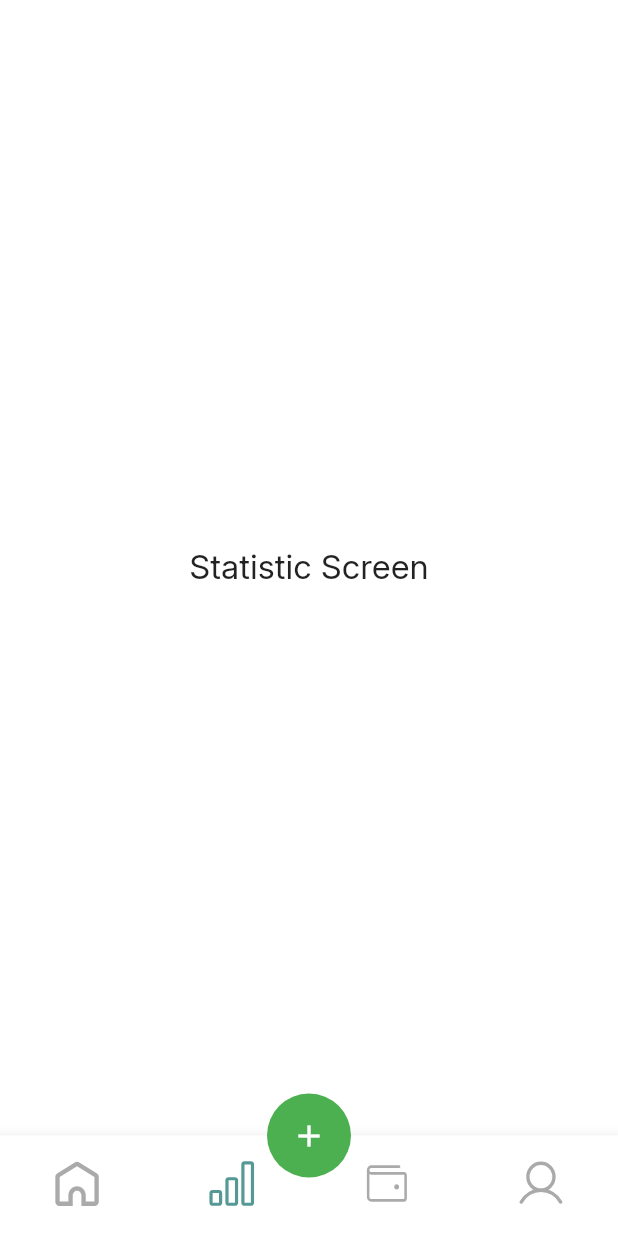
After one commit to aceMediaDigital/expense_tracker, a Flutter app: the AppIndexScreen screen opened directly, item 2 of the bottom bar chosen, after a tap on the "add" icon, on a phone screen of 412 x 824 dp. The commit adds this screen. Run offline on Flutter 3.47's test engine with Material 3 defaults, Android fonts, the light colour scheme and no system bars; our stand-ins replace flutter_svg.

Commit message:
feature(app-screens): adds app screens fofr whole app

```diff
--- a/lib/main.dart
+++ b/lib/main.dart
@@ -29,9 +29,9 @@ class ExpenseTrackerApp extends StatelessWidget {
     return MaterialApp(
       title: 'Expense Tracker',
       theme: ThemeData(
-        useMaterial3: true,
+        useMaterial3: false,
         fontFamily: 'Inter',
-        colorScheme: ColorScheme.fromSeed(seedColor: Colors.deepPurple),
+        //colorScheme: ColorScheme.fromSeed(seedColor: Colors.deepPurple),
       ),
       home: const IntroScreen(),
     );
--- /dev/null
+++ b/lib/screens/app/app.dart
@@ -0,0 +1,14 @@
+/* =======================================================
+ *
+ * Created by anele on 26/07/2025.
+ *
+ * @anele_ace
+ *
+ * =======================================================
+ */
+//export '../screens.dart';
+export './add_expense.dart';
+export './wallet/wallet.dart';
+export './profile/profile.dart';
+export './statistic/statistic.dart';
+export './dashboard/dashboard.dart';
--- /dev/null
+++ b/lib/screens/app/dashboard/dashboard.dart
@@ -0,0 +1,30 @@
+/* =======================================================
+ *
+ * Created by anele on 26/07/2025.
+ *
+ * @anele_ace
+ *
+ * =======================================================
+ */
+
+import 'package:flutter/material.dart';
+
+class DashboardScreen extends StatefulWidget {
+
+  const DashboardScreen({super.key});
+
+  @override
+  State<DashboardScreen> createState() => _DashboardScreenState();
+}
+
+class _DashboardScreenState extends State<DashboardScreen> {
+  @override
+  Widget build(BuildContext context) {
+    return Container(
+      color: Colors.white,
+      child: const Center(
+        child: Text('Dashboard Screen', style: TextStyle(fontSize: 22),),
+      )
+    );
+  }
+}
--- /dev/null
+++ b/lib/screens/app/index.dart
@@ -0,0 +1,99 @@
+/* =======================================================
+ *
+ * Created by anele on 26/07/2025.
+ *
+ * @anele_ace
+ *
+ * =======================================================
+ */
+
+import 'package:flutter/material.dart';
+import 'package:flutter_svg/flutter_svg.dart';
+import 'package:expense_tracker/screens/app/app.dart';
+
+class AppIndexScreen extends StatefulWidget {
+
+  const AppIndexScreen({super.key});
+
+  @override
+  State<AppIndexScreen> createState() => _AppIndexScreenState();
+
+}
+
+class _AppIndexScreenState extends State<AppIndexScreen> {
+  int selectedScreen = 0;
+
+  void _onItemTapped(int index) {
+    setState(() {
+      selectedScreen = index;
+    });
+  }
+
+  final List<Widget> _buildBody = const <Widget> [
+    DashboardScreen(),
+    StatisticScreen(),
+    WalletScreen(),
+    ProfileScreen(),
+  ];
+
+  @override
+  Widget build(BuildContext context) {
+    return Scaffold(
+      backgroundColor: Colors.white,
+      body: _buildBody[selectedScreen],
+      bottomNavigationBar: BottomNavigationBar(
+        onTap: _onItemTapped,
+        showSelectedLabels: false,
+        showUnselectedLabels: false,
+        currentIndex: selectedScreen,
+        backgroundColor: Colors.white,
+        selectedItemColor: Color(0xFF549994),
+        type: BottomNavigationBarType.fixed,
+        items: <BottomNavigationBarItem>[
+          BottomNavigationBarItem(
+            icon: SvgPicture.asset('assets/images/svg/home_icon.svg'),
+            activeIcon: SvgPicture.asset('assets/images/svg/home_icon.svg',
+              colorFilter: const ColorFilter.mode(Color(0xFF549994), BlendMode.srcIn),
+            ),
+            label: 'Home',
+          ),
+          BottomNavigationBarItem(
+            icon: SvgPicture.asset('assets/images/svg/bar-chart_icon.svg'),
+            activeIcon: SvgPicture.asset('assets/images/svg/bar-chart_icon.svg',
+              colorFilter: const ColorFilter.mode(Color(0xFF549994), BlendMode.srcIn),
+            ),
+            label: 'Stats',
+          ),
+          BottomNavigationBarItem(
+            icon: SvgPicture.asset('assets/images/svg/wallet_icon.svg'),
+            activeIcon: SvgPicture.asset('assets/images/svg/wallet_icon.svg',
+              colorFilter: const ColorFilter.mode(Color(0xFF549994), BlendMode.srcIn),
+            ),
+            label: 'Wallet',
+          ),
+          BottomNavigationBarItem(
+            icon: SvgPicture.asset('assets/images/svg/user_icon.svg'),
+            activeIcon: SvgPicture.asset('assets/images/svg/user_icon.svg',
+              colorFilter: const ColorFilter.mode(Color(0xFF549994), BlendMode.srcIn),
+            ),
+            label: 'profile',
+          )
+        ],
+      ),
+      floatingActionButton: FloatingActionButton(
+          onPressed: () {},
+          elevation: 0, highlightElevation: 0,
+          backgroundColor: Colors.transparent,
+          child: Container(
+            width: 64, height: 64,
+            decoration: BoxDecoration(
+              color: Colors.green,
+              borderRadius: BorderRadius.circular(64),
+            ),
+            child: Center(child: Icon(Icons.add, color: Colors.white)),
+          )
+      ),
+      floatingActionButtonLocation: FloatingActionButtonLocation.centerDocked,
+    );
+  }
+}
--- /dev/null
+++ b/lib/screens/app/statistic/statistic.dart
@@ -0,0 +1,30 @@
+/* =======================================================
+ *
+ * Created by anele on 26/07/2025.
+ *
+ * @anele_ace
+ *
+ * =======================================================
+ */
+
+import 'package:flutter/material.dart';
+
+class StatisticScreen extends StatefulWidget {
+
+  const StatisticScreen({super.key});
+
+  @override
+  State<StatisticScreen> createState() => _StatisticScreenState();
+}
+
+class _StatisticScreenState extends State<StatisticScreen> {
+  @override
+  Widget build(BuildContext context) {
+    return Container(
+      color: Colors.white,
+      child: const Center(
+        child: Text('Statistic Screen', style: TextStyle(fontSize: 22)),
+      )
+    );
+  }
+}
--- a/lib/screens/screens.dart
+++ b/lib/screens/screens.dart
@@ -7,4 +7,5 @@
  * =======================================================
  */
 
+export './app/app.dart';
 export './splash/splash.dart';
```
Also changed, not shown: lib/screens/app/add_expense.dart (added, +25 -0 lines), lib/screens/app/profile/profile.dart (added, +30 -0 lines), lib/screens/app/wallet/wallet.dart (added, +29 -0 lines), assets/images/svg/bar-chart_icon.svg (added), assets/images/svg/home_icon.svg (added), assets/images/svg/user_icon.svg (added), assets/images/svg/wallet_icon.svg (added), 1 other file.
